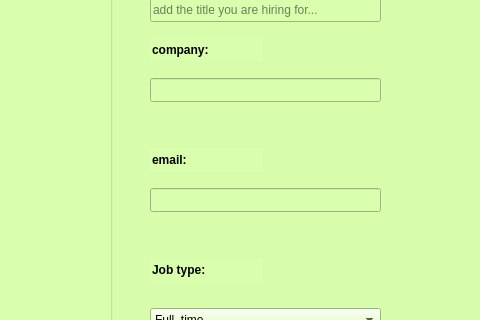
Before: the Qt Designer form addjob.ui in white-vessel/eyd-project, drawn with Qt 5; both pictures show x 0 to 480 and y 92 to 412 of the 961 by 600 pixel window.
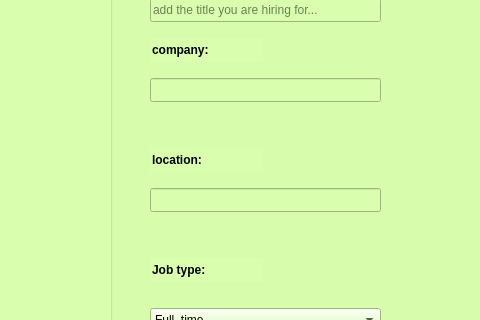
After: the same form once the commit is applied. Icons and pictures are not drawn.

Patch:
```diff
--- a/addjob.ui
+++ b/addjob.ui
@@ -124,7 +124,7 @@
       </font>
      </property>
      <property name="text">
-      <string>email:</string>
+      <string>location:</string>
      </property>
      <property name="frame">
       <bool>false</bool>
```
